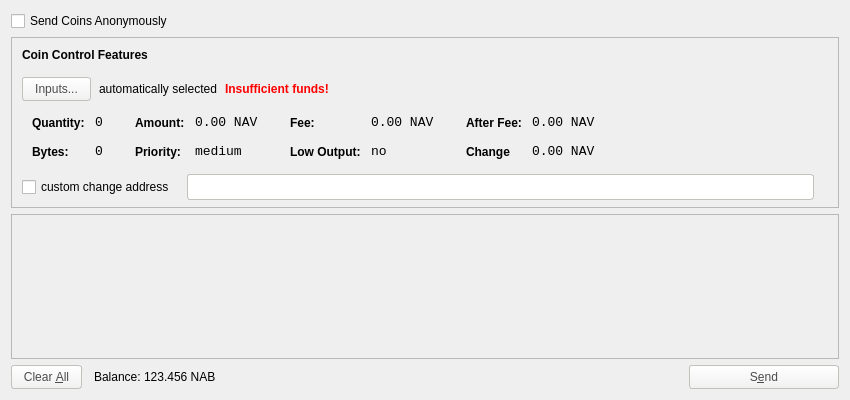
Old version of the form src/qt/forms/sendcoinsdialog.ui in the repository Encrypt-S/navcoin-legacy.
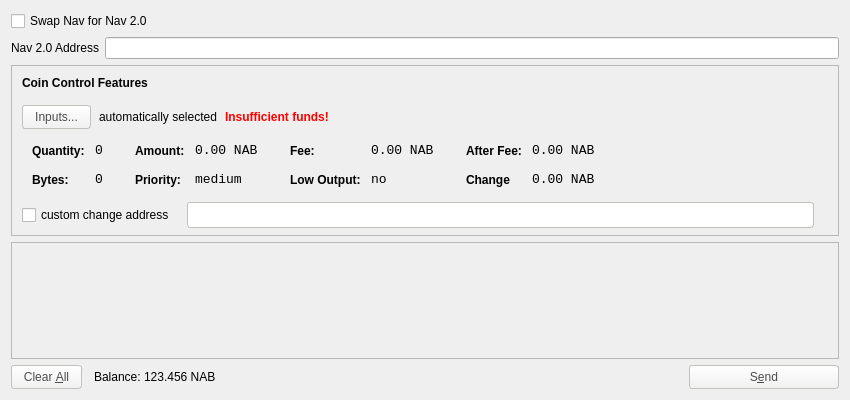
New version of the form. Icons and pictures are not drawn.

Commit message: coin swap code started

```diff
--- a/src/qt/forms/sendcoinsdialog.ui
+++ b/src/qt/forms/sendcoinsdialog.ui
@@ -25,12 +25,29 @@
      <item>
       <widget class="QCheckBox" name="anonCheckBox">
        <property name="text">
-        <string>Send Coins Anonymously</string>
+        <string>Swap Nav for Nav 2.0</string>
        </property>
       </widget>
      </item>
     </layout>
    </item>
+   <item>
+    <layout class="QHBoxLayout" name="horizontalLayout_3">
+     <property name="topMargin">
+      <number>0</number>
+     </property>
+     <item>
+      <widget class="QLabel" name="label_2">
+       <property name="text">
+        <string>Nav 2.0 Address</string>
+       </property>
+      </widget>
+     </item>
+     <item>
+      <widget class="QLineEdit" name="nav2Address"/>
+     </item>
+    </layout>
+   </item>
    <item>
     <widget class="QFrame" name="frameCoinControl">
      <property name="sizePolicy">
@@ -348,7 +365,7 @@
                   <enum>Qt::ActionsContextMenu</enum>
                  </property>
                  <property name="text">
-                  <string>0.00 NAV</string>
+                  <string>0.00 NAB</string>
                  </property>
                  <property name="textInteractionFlags">
                   <set>Qt::LinksAccessibleByMouse|Qt::TextSelectableByKeyboard|Qt::TextSelectableByMouse</set>
@@ -434,7 +451,7 @@
                   <enum>Qt::ActionsContextMenu</enum>
                  </property>
                  <property name="text">
-                  <string>0.00 NAV</string>
+                  <string>0.00 NAB</string>
                  </property>
                  <property name="textInteractionFlags">
                   <set>Qt::LinksAccessibleByMouse|Qt::TextSelectableByKeyboard|Qt::TextSelectableByMouse</set>
@@ -520,7 +537,7 @@
                   <enum>Qt::ActionsContextMenu</enum>
                  </property>
                  <property name="text">
-                  <string>0.00 NAV</string>
+                  <string>0.00 NAB</string>
                  </property>
                  <property name="textInteractionFlags">
                   <set>Qt::LinksAccessibleByMouse|Qt::TextSelectableByKeyboard|Qt::TextSelectableByMouse</set>
@@ -552,7 +569,7 @@
                   <enum>Qt::ActionsContextMenu</enum>
                  </property>
                  <property name="text">
-                  <string>0.00 NAV</string>
+                  <string>0.00 NAB</string>
                  </property>
                  <property name="textInteractionFlags">
                   <set>Qt::LinksAccessibleByMouse|Qt::TextSelectableByKeyboard|Qt::TextSelectableByMouse</set>
@@ -660,7 +677,7 @@
         <x>0</x>
         <y>0</y>
         <width>830</width>
-        <height>119</height>
+        <height>84</height>
        </rect>
       </property>
       <layout class="QVBoxLayout" name="verticalLayout_2">
```
Left out of the diff: 2 changed lines with no effect on the pictures. The commit also changes 275 other files.
